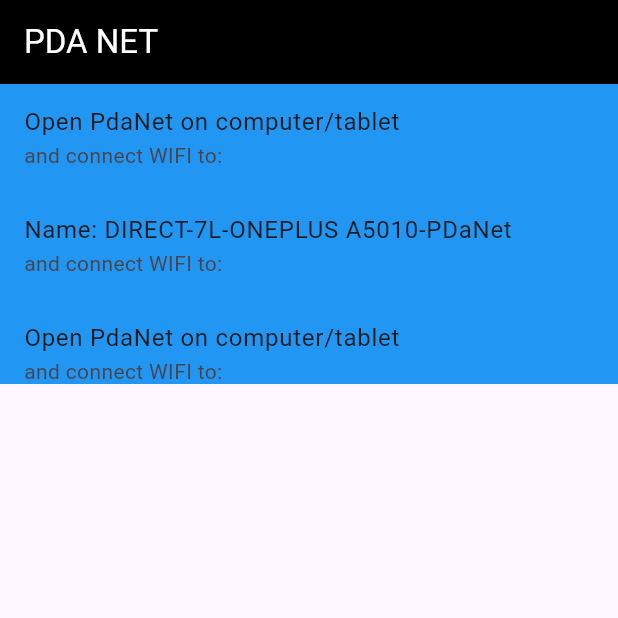
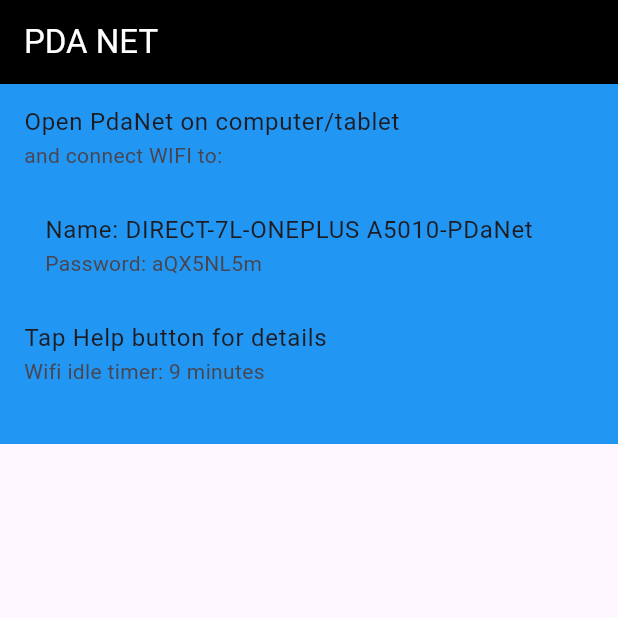
Before and after one commit to restenPiz/Pda-net-_-App, a Flutter app: the screen it shows after launch, on a phone screen of 412 x 824 dp, the top half of it. Run offline on Flutter 3.47's test engine with Material 2 defaults, Android fonts, the phone set to English and light mode, and no system bars.

Commit message:
Some updates in second section

```diff
--- a/pda_net/lib/Screen/first.dart
+++ b/pda_net/lib/Screen/first.dart
@@ -21,7 +21,7 @@
         children: [
           Container(
             width: 500,
-            height: 200,
+            height: 240,
             color: Colors.blue,
             child: Column(
               children: [
@@ -30,13 +30,14 @@
                   subtitle: Text('and connect WIFI to:'),
                 ),
                 ListTile(
+                  contentPadding: EdgeInsets.only(left: 30.0),
                   title: Text('Name: DIRECT-7L-ONEPLUS A5010-PDaNet'),
-                  subtitle: Text('and connect WIFI to:'),
+                  subtitle: Text('Password: aQX5NL5m'),
                 ),
                 ListTile(
-                  title: Text('Open PdaNet on computer/tablet'),
-                  subtitle: Text('and connect WIFI to:'),
-                )
+                  title: Text('Tap Help button for details'),
+                  subtitle: Text('Wifi idle timer: 9 minutes'),
+                ),
               ],
             ),
           ),
```
